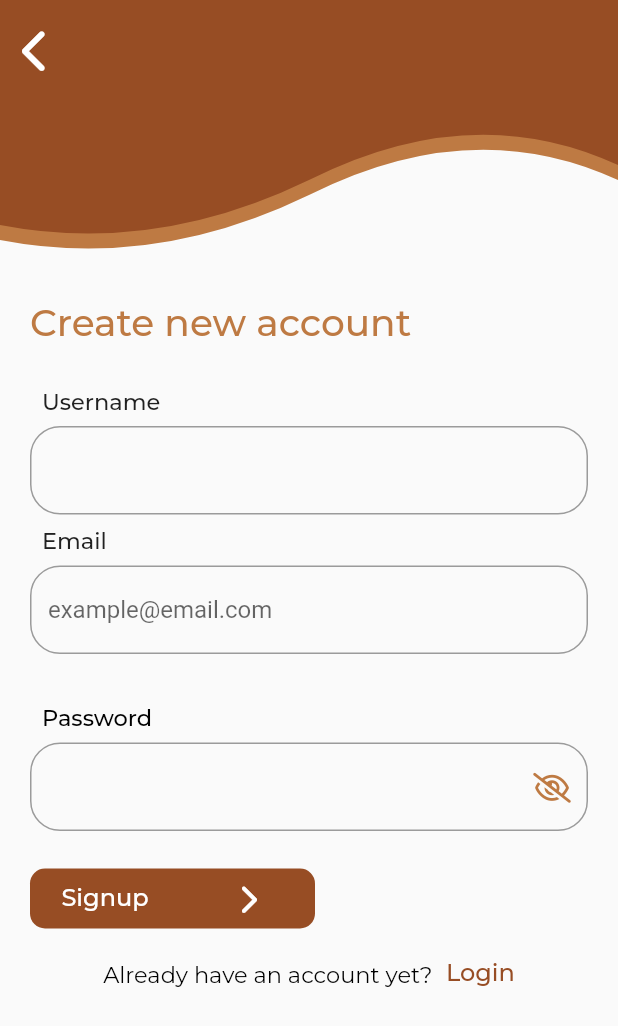
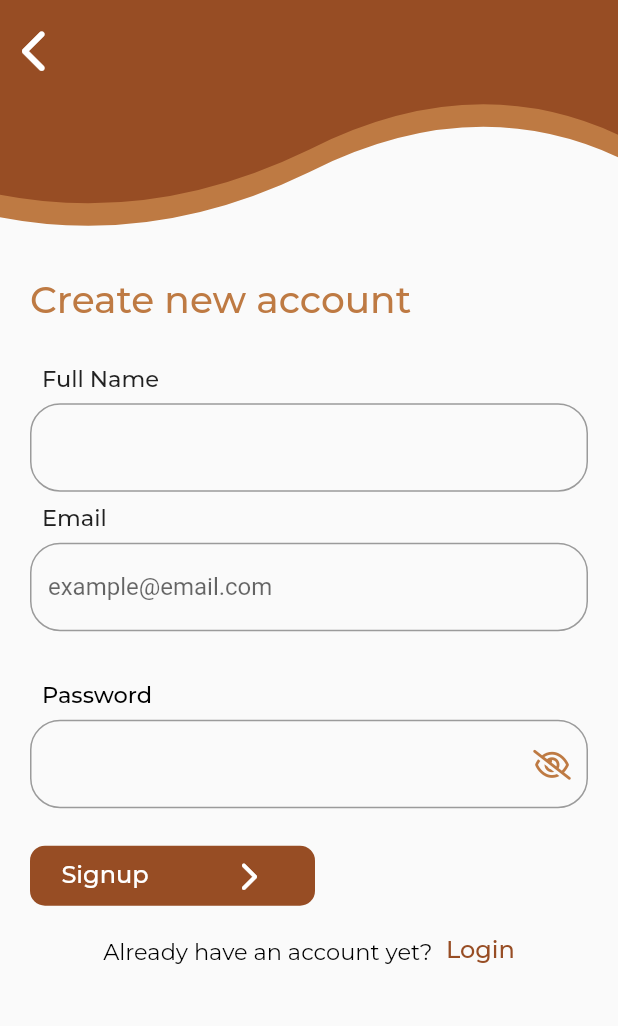
Before and after one commit to naomitimm/TopPot, a Flutter app: the screen it shows after launch, after a tap on "New Account", on a phone screen of 412 x 824 dp. Shown: the top 1026 px of the screen. Run offline on Flutter 3.47's test engine with Material 2 defaults, Android fonts, the phone set to English and light mode, and no system bars; our stand-ins replace bloc, equatable, flutter_bloc, font_awesome_flutter, go_router, google_fonts; missing offline and left inert: username_generator; accounts and stored records are empty.

Commit message:
signup and username generator

```diff
--- a/top_pot_app/lib/application/auth/signup/signup_bloc.dart
+++ b/top_pot_app/lib/application/auth/signup/signup_bloc.dart
@@ -3,6 +3,7 @@ import 'package:bloc/bloc.dart';
 import 'package:equatable/equatable.dart';
 // ignore: depend_on_referenced_packages
 import 'package:meta/meta.dart';
+import 'package:top_pot_app/domain/user/user_model.dart';
 import 'package:top_pot_app/infrustructure/auth_repository.dart';
 
 part 'signup_event.dart';
@@ -18,7 +19,7 @@ class SignupBloc extends Bloc<SignupEvent, SignupState> {
     try {
       emit(SigningUp());
       await Future.delayed(const Duration(seconds: 2));
-      emit(SignupSuccessful());
+      emit(SignupSuccessful(loggedUser: event.user));
     } on Exception catch (error) {
       emit(SignupFailed(error: error));
       return;
--- a/top_pot_app/lib/application/auth/signup/signup_event.dart
+++ b/top_pot_app/lib/application/auth/signup/signup_event.dart
@@ -4,6 +4,8 @@ part of 'signup_bloc.dart';
 abstract class SignupEvent extends Equatable {}
 
 class SignupRequested extends SignupEvent {
+  final User user;
+  SignupRequested({required this.user});
   @override
-  List<Object?> get props => [];
+  List<Object?> get props => [user];
 }
--- a/top_pot_app/lib/application/auth/signup/signup_state.dart
+++ b/top_pot_app/lib/application/auth/signup/signup_state.dart
@@ -14,6 +14,9 @@ class SigningUp extends SignupState {
 }
 
 class SignupSuccessful extends SignupState {
+  final User? loggedUser;
+  SignupSuccessful({required this.loggedUser});
+
   @override
   List<Object?> get props => [];
 }
--- a/top_pot_app/lib/application/navigation/navigation_cubit.dart
+++ b/top_pot_app/lib/application/navigation/navigation_cubit.dart
@@ -3,6 +3,7 @@
 import 'package:bloc/bloc.dart';
 import 'package:meta/meta.dart';
 import 'package:top_pot_app/domain/models/coffee.dart';
+import 'package:top_pot_app/domain/user/user_model.dart';
 
 part 'navigation_state.dart';
 
@@ -12,8 +13,8 @@ class NavigationCubit extends Cubit<NavigationState> {
   void toLoginScreen() => emit(LoginRoute());
   void toSignupScreen() => emit(SignupRoute());
   void toLandingScreen() => emit(LandingRoute());
-  void toDashboardScreen([int tabIndex = 0]) =>
-      emit(DashboardRoute(tabIndex: tabIndex));
+  void toDashboardScreen(User user, [int tabIndex = 0]) =>
+      emit(DashboardRoute(tabIndex: tabIndex, user: user));
 
   void toCoffeeDetailsPage(Coffee coffee) =>
       emit(CoffeeDetailsRoute(coffee: coffee));
--- a/top_pot_app/lib/application/navigation/navigation_state.dart
+++ b/top_pot_app/lib/application/navigation/navigation_state.dart
@@ -13,10 +13,9 @@ class SignupRoute extends NavigationState {}
 
 class DashboardRoute extends NavigationState {
   final int tabIndex;
+  final User user;
 
-  DashboardRoute({
-    required this.tabIndex,
-  });
+  DashboardRoute({required this.tabIndex, required this.user});
 }
 
 class CoffeeDetailsRoute extends NavigationState {
--- a/top_pot_app/lib/application/user/user_bloc.dart
+++ b/top_pot_app/lib/application/user/user_bloc.dart
@@ -17,7 +17,7 @@ class UserBloc extends Bloc<UserEvent, UserState> {
   void _handleUserHandleUpdate(UpdateUserHandle event, Emitter emit) {
     try {
       emit(UserUpdating());
-      final userhandle = event.user.userHandle;
+      final userhandle = event.user.password;
       emit(UserHandleUpdated(userHandle: userhandle));
     } on Exception catch (error) {
       emit(UserUpdateFailed(error: error));
@@ -27,7 +27,7 @@ class UserBloc extends Bloc<UserEvent, UserState> {
   void _handleUserNameUpdate(UpdateUserName event, Emitter emit) {
     try {
       emit(UserUpdating());
-      final userName = event.user.userName;
+      final userName = event.user.name;
       emit(UserNameUpdated(userName: userName));
     } on Exception catch (error) {
       emit(UserUpdateFailed(error: error));
--- a/top_pot_app/lib/domain/user/user_model.dart
+++ b/top_pot_app/lib/domain/user/user_model.dart
@@ -1,15 +1,13 @@
 import 'package:equatable/equatable.dart';
 
 class User extends Equatable {
-  final String userName;
-  final String userHandle;
+  final String name;
+  final String password;
   final String userEmail;
 
   const User(
-      {required this.userName,
-      required this.userHandle,
-      required this.userEmail});
+      {required this.name, required this.password, required this.userEmail});
 
   @override
-  List<Object?> get props => [userName, userHandle, userEmail];
+  List<Object?> get props => [name, password, userEmail];
 }
--- a/top_pot_app/lib/domain/validators/user_form_validator.dart
+++ b/top_pot_app/lib/domain/validators/user_form_validator.dart
@@ -1,9 +1,9 @@
 class UserFormValidator {
-  static String? validateUserName(String? username) {
-    if (RegExp("[A-Z]").hasMatch(username!)) {
-      return "Upper case letters are not permitted in a user name";
+  static String? validateName(String? name) {
+    if (RegExp("[0-9]").hasMatch(name!)) {
+      return "Numbers are not permitted in a user name";
     }
-    if (username.trim().isEmpty) {
+    if (name.trim().isEmpty) {
       return "User name field can not be blank";
     }
 
--- a/top_pot_app/lib/main.dart
+++ b/top_pot_app/lib/main.dart
@@ -51,13 +51,15 @@ class TopPotPages extends StatelessWidget {
           home: Navigator(
             pages: [
               const MaterialPage(child: LandingPage()),
-              // const MaterialPage(child: HostPage()),
               if (state is SignupRoute) const MaterialPage(child: SignupPage()),
               if (state is LoginRoute) const MaterialPage(child: LoginPage()),
               if (state is LandingRoute)
                 const MaterialPage(child: LandingPage()),
               if (state is DashboardRoute)
-                const MaterialPage(child: HostPage()),
+                MaterialPage(
+                    child: HostPage(
+                  user: state.user,
+                )),
               if (state is CoffeeDetailsRoute)
                 MaterialPage(
                     child: CoffeeDetailsPage(
--- a/top_pot_app/lib/presentation/auth/login_page.dart
+++ b/top_pot_app/lib/presentation/auth/login_page.dart
@@ -1,3 +1,4 @@
+import 'package:top_pot_app/domain/user/user_model.dart';
 import 'package:top_pot_app/presentation/exports.dart';
 
 class LoginPage extends StatefulWidget {
@@ -59,7 +60,10 @@ class _LoginPageState extends State<LoginPage> {
                 BlocConsumer<LoginBloc, LoginState>(
                   listener: (context, state) {
                     if (state is LoginSuccessful) {
-                      navCubit.toDashboardScreen();
+                      navCubit.toDashboardScreen(User(
+                          name: '',
+                          password: passwordController.text,
+                          userEmail: emailController.text));
                     }
                   },
                   builder: (context, state) {
--- a/top_pot_app/lib/presentation/auth/signup_page.dart
+++ b/top_pot_app/lib/presentation/auth/signup_page.dart
@@ -1,3 +1,4 @@
+import 'package:top_pot_app/domain/user/user_model.dart';
 import 'package:top_pot_app/presentation/exports.dart';
 
 class SignupPage extends StatefulWidget {
@@ -42,9 +43,9 @@ class _SignupPageState extends State<SignupPage> {
                 ),
                 AuthFields(
                   controller: nameController,
-                  hintText: "Username",
+                  hintText: "Full Name",
                   placeholder: "",
-                  validator: UserFormValidator.validateUserName,
+                  validator: UserFormValidator.validateName,
                 ),
                 AuthFields(
                   controller: emailController,
@@ -66,7 +67,10 @@ class _SignupPageState extends State<SignupPage> {
                 BlocConsumer<SignupBloc, SignupState>(
                   listener: (context, state) {
                     if (state is SignupSuccessful) {
-                      navCubit.toDashboardScreen();
+                      navCubit.toDashboardScreen(User(
+                          name: nameController.text,
+                          password: passwordController.text,
+                          userEmail: emailController.text));
                     }
                   },
                   builder: (context, state) {
@@ -86,7 +90,11 @@ class _SignupPageState extends State<SignupPage> {
                         text: "Signup",
                         color: Colors.white,
                         dispatcher: () {
-                          context.read<SignupBloc>().add(SignupRequested());
+                          context.read<SignupBloc>().add(SignupRequested(
+                              user: User(
+                                  name: nameController.text,
+                                  password: passwordController.text,
+                                  userEmail: emailController.text)));
                         },
                         formKey: formKey,
                       );
--- a/top_pot_app/lib/presentation/auth/widgets/waves.dart
+++ b/top_pot_app/lib/presentation/auth/widgets/waves.dart
@@ -6,20 +6,21 @@ class AuthPageWave extends StatelessWidget {
 
   @override
   Widget build(BuildContext context) {
+    final size = MediaQuery.of(context).size;
     return Stack(
       children: [
         ClipPath(
           clipper: AuthClipper(),
           child: Container(
             color: const Color.fromRGBO(190, 122, 67, 1),
-            height: 180,
+            height: size.height / 5,
           ),
         ),
         ClipPath(
           clipper: AuthClipper(),
           child: Container(
             color: const Color.fromRGBO(151, 77, 36, 1),
-            height: 170,
+            height: size.height / 5.5,
           ),
         ),
         Positioned(
@@ -85,12 +86,16 @@ class LandingPageWave extends StatelessWidget {
             height: size.height / 1.6,
             width: double.infinity,
           ),
-          const Positioned(
-              top: 90,
-              left: 115,
-              child: Image(image: AssetImage("assets/icons/coffee2.png"))),
-          const Positioned(
-              top: 230, left: 130, child: TopPotHeadline(color: Colors.white))
+          Positioned(
+              top: size.height / 8,
+              left: size.width / 3,
+              right: size.width / 3,
+              child:
+                  const Image(image: AssetImage("assets/icons/coffee2.png"))),
+          Positioned(
+              top: size.height / 3.5,
+              left: size.width / 2.6,
+              child: const TopPotHeadline(color: Colors.white))
         ],
       ),
     );
--- a/top_pot_app/lib/presentation/dashboard/coffee_details_page.dart
+++ b/top_pot_app/lib/presentation/dashboard/coffee_details_page.dart
@@ -1,3 +1,4 @@
+import 'package:top_pot_app/domain/user/user_model.dart';
 import 'package:top_pot_app/presentation/exports.dart';
 
 class CoffeeDetailsPage extends StatelessWidget {
@@ -25,7 +26,10 @@ class CoffeeDetailsPage extends StatelessWidget {
                   color: Colors.black.withOpacity(0.2)),
               IconButton(
                   onPressed: () {
-                    navCubit.toDashboardScreen();
+                    navCubit.toDashboardScreen(User(
+                        name: 'name',
+                        password: 'password',
+                        userEmail: 'userEmail'));
                   },
                   icon: const FaIcon(
                     FontAwesomeIcons.chevronLeft,
--- a/top_pot_app/lib/presentation/dashboard/home_page.dart
+++ b/top_pot_app/lib/presentation/dashboard/home_page.dart
@@ -39,7 +39,7 @@ class _HomePageState extends State<HomePage> {
                   child: Align(
                     alignment: Alignment.center,
                     child: SizedBox(
-                      height: 260,
+                      height: height / 3.5,
                       width: double.infinity,
                       child: ListView.builder(
                           scrollDirection: Axis.horizontal,
--- a/top_pot_app/pubspec.yaml
+++ b/top_pot_app/pubspec.yaml
@@ -39,6 +39,7 @@ dependencies:
   go_router: ^4.5.1
   flutter_bloc: ^8.1.1
   equatable: ^2.0.5
+  username_generator: ^1.3.0
 
 dev_dependencies:
   flutter_test:
```
Also changed, not shown: top_pot_app/lib/presentation/dashboard/host_page.dart (+18 -4 lines), top_pot_app/lib/presentation/dashboard/profile_page.dart (+18 -17 lines), top_pot_app/lib/presentation/dashboard/widgets/cards.dart (+15 -4 lines), top_pot_app/pubspec.lock, 5 other files.
